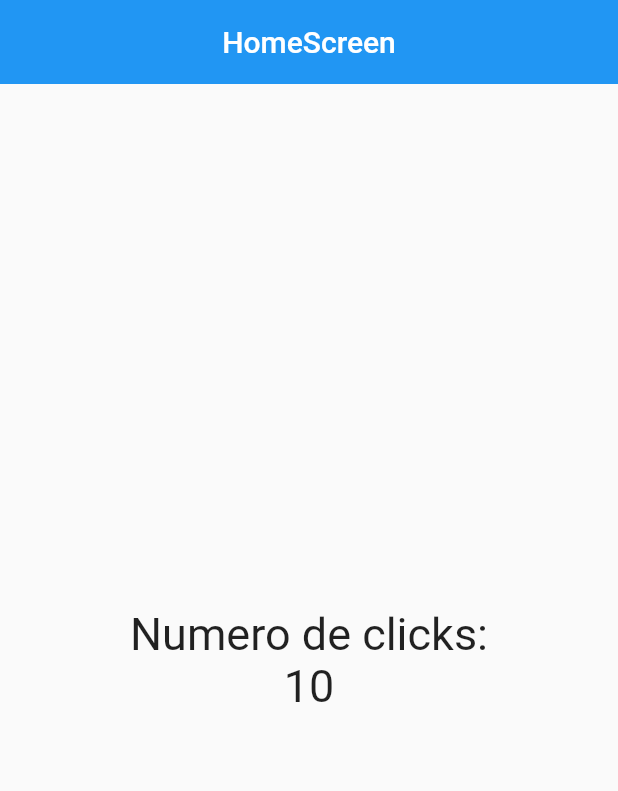
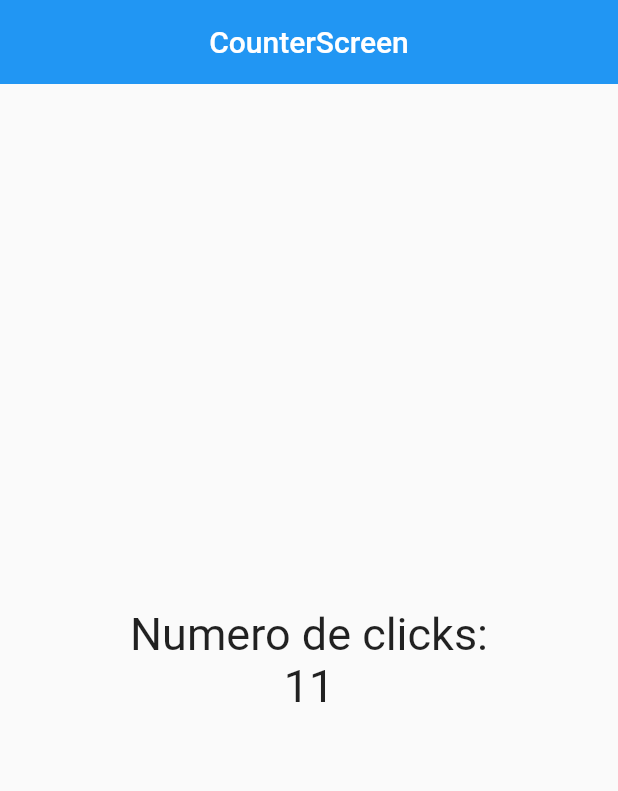
Before and after one commit to CodedSpirit-dev/conteo-hola-mundo, a Flutter app: the screen it shows after launch, after a tap on the "add box" icon, on a phone screen of 412 x 824 dp. Shown: the top 791 px of the screen. Run offline on Flutter 3.47's test engine with Material 2 defaults, Android fonts, the phone set to English and light mode, and no system bars.

Commit message:
creacion de counter

```diff
--- a/lib/main.dart
+++ b/lib/main.dart
@@ -1,5 +1,6 @@
 import 'package:flutter/material.dart';
-import 'package:test1/screens/home_screen.dart';
+import 'package:test1/screens/counter_screen.dart';
+//import 'package:test1/screens/home_screen.dart';
 
 void main() {
   runApp(const MyApp());
@@ -11,6 +12,8 @@ class MyApp extends StatelessWidget {
   @override
   Widget build(BuildContext context) {
     return const MaterialApp(
-        debugShowCheckedModeBanner: false, home: HomeScreen());
+        debugShowCheckedModeBanner: false,
+        //home: HomeScreen(),
+        home: CounterScreen());
   }
 }
--- /dev/null
+++ b/lib/screens/counter_screen.dart
@@ -0,0 +1,45 @@
+import 'package:flutter/material.dart';
+
+class CounterScreen extends StatefulWidget {
+  const CounterScreen({Key? key}) : super(key: key);
+
+  @override
+  State<CounterScreen> createState() => _CounterScreenState();
+}
+
+class _CounterScreenState extends State<CounterScreen> {
+  int counter = 10;
+  @override
+  Widget build(BuildContext context) {
+    const fontSize30 = TextStyle(fontSize: 30);
+
+    return Scaffold(
+      appBar: AppBar(
+        title: const Center(child: Text('CounterScreen')),
+        elevation: 0,
+      ),
+      body: Center(
+        child: Column(
+          mainAxisAlignment: MainAxisAlignment.center,
+          crossAxisAlignment: CrossAxisAlignment.center,
+          children: <Widget>[
+            const Text(
+              "Numero de clicks:",
+              style: fontSize30,
+            ),
+            Text('$counter', style: fontSize30),
+          ],
+        ),
+      ),
+      floatingActionButtonLocation: FloatingActionButtonLocation.startFloat,
+      floatingActionButton: FloatingActionButton(
+        child: const Icon(Icons.add_box_sharp),
+        onPressed: () {
+          setState(() {
+            counter++;
+          });
+        },
+      ),
+    );
+  }
+}
```
